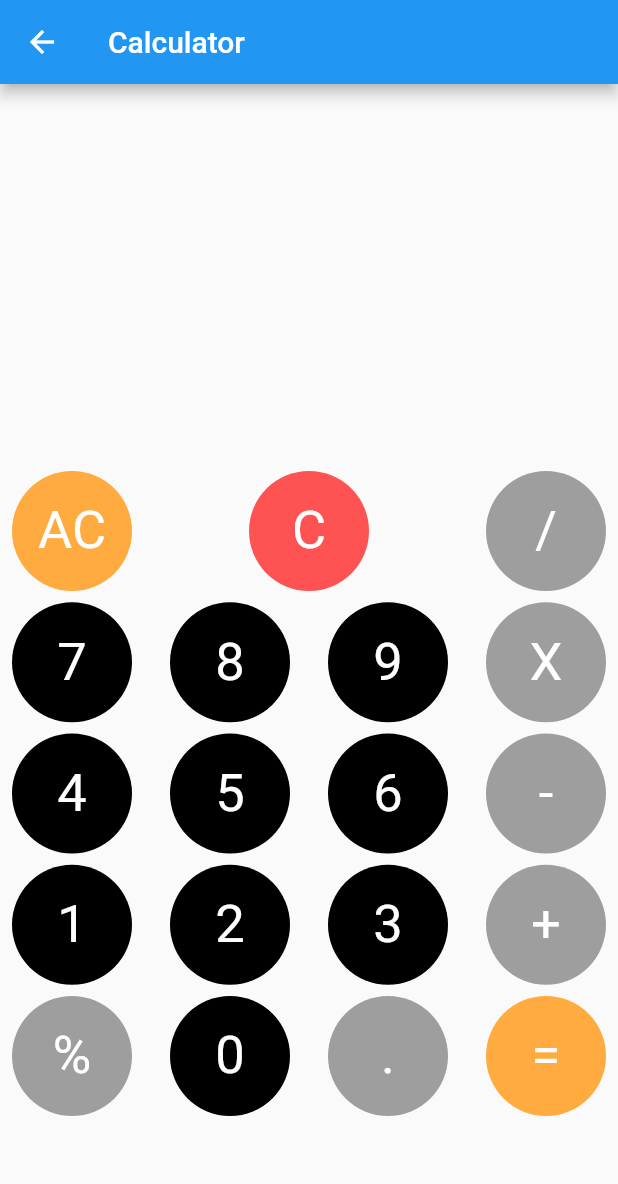
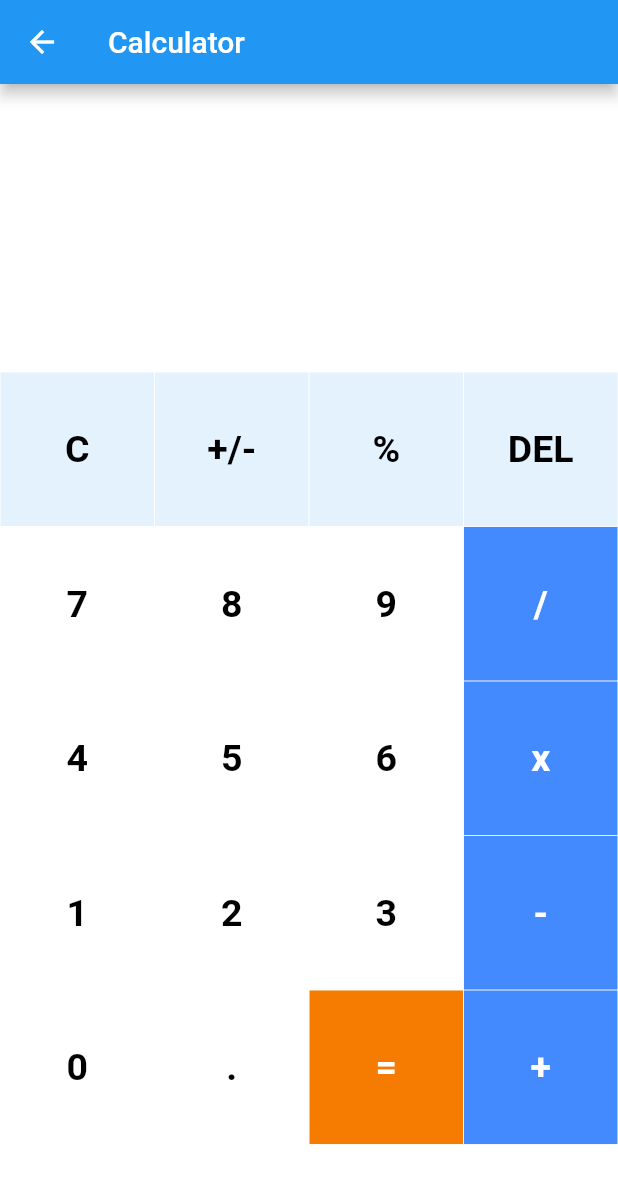
Before and after one commit to SalmaAlbakr/MindSetApp, a Flutter app: the CalculatorScreen screen opened directly, after a tap on an icon or button, on a phone screen of 412 x 824 dp. Shown: the top 1184 px of the screen. Run offline on Flutter 3.47's test engine with Material 2 defaults, Android fonts, the phone set to English and light mode, and no system bars; our stand-ins replace date_time_picker, flutter_local_notifications, flutter_slidable, fluttertoast, hive, hive_flutter and 3 more; missing offline and left inert: animation_wrappers, dart_random_choice; accounts and stored records are empty.

Commit message:
calculator

```diff
--- /dev/null
+++ b/lib/calculator/button.dart
@@ -0,0 +1,40 @@
+import 'package:flutter/material.dart';
+
+// creating Stateless Widget for buttons
+class MyButton extends StatelessWidget {
+
+// declaring variables
+  final color;
+  final textColor;
+  final String buttonText;
+  final buttontapped;
+
+//Constructor
+  MyButton({this.color, this.textColor, required this.buttonText, this.buttontapped});
+
+  @override
+  Widget build(BuildContext context) {
+    return GestureDetector(
+      onTap: buttontapped,
+      child: Padding(
+        padding: const EdgeInsets.all(0.2),
+        child: ClipRRect(
+          // borderRadius: BorderRadius.circular(25),
+          child: Container(
+            color: color,
+            child: Center(
+              child: Text(
+                buttonText,
+                style: TextStyle(
+                  color: textColor,
+                  fontSize: 25,
+                  fontWeight: FontWeight.bold,
+                ),
+              ),
+            ),
+          ),
+        ),
+      ),
+    );
+  }
+}
--- a/lib/calculator/calculator_screen.dart
+++ b/lib/calculator/calculator_screen.dart
@@ -1,224 +1,189 @@
 import 'package:flutter/material.dart';
 import 'package:math_expressions/math_expressions.dart';
+import 'package:next_poject/calculator/button.dart';
 
 class CalculatorScreen extends StatefulWidget {
-  const CalculatorScreen({Key? key}) : super(key: key);
-
   @override
-  State<CalculatorScreen> createState() => _CalculatorScreenState();
+  _CalculatorScreenState createState() => _CalculatorScreenState();
 }
 
 class _CalculatorScreenState extends State<CalculatorScreen> {
-  //double firstNum = 0.0;
-  //double secondNum = 0.0;
-  var input = "";
-  var output = "";
-  var hideInput = false;
-  //var operation = "";
+  var userInput = '';
+  var answer = '';
 
-  action(value) {
-    if (value == "AC") {
-      input = "";
-      output = "";
-    } else if (value == "C") {
-      if (input.isNotEmpty) {
-        input = input.substring(0, input.length - 1);
-      }
-    } else if (value == "=") {
-      if (input.isNotEmpty) {
-        var userInput = input;
-        userInput = input.replaceAll("X", "*");
-        Parser p = Parser();
-        Expression expression = p.parse(userInput);
-        ContextModel cm = ContextModel();
-        var finalValue = expression.evaluate(EvaluationType.REAL, cm);
-        output = finalValue.toString();
-        if (output.endsWith(".0")) {
-          output = output.substring(0, output.length - 2);
-        }
-        input = output;
-
-        hideInput = true;
-      }
-    } else {
-      input = input + value;
-      hideInput = false;
-    }
-    setState(() {});
-  }
+// Array of button
+  final List<String> buttons = [
+    'C',
+    '+/-',
+    '%',
+    'DEL',
+    '7',
+    '8',
+    '9',
+    '/',
+    '4',
+    '5',
+    '6',
+    'x',
+    '1',
+    '2',
+    '3',
+    '-',
+    '0',
+    '.',
+    '=',
+    '+',
+  ];
 
   @override
   Widget build(BuildContext context) {
     return Scaffold(
-      appBar: AppBar(
-        title: Text("Calculator"),
-      ),
-      body: Padding(
-        padding: const EdgeInsets.all(8.0),
-        child: Column(
-          children: [
-            Container(
-              padding: EdgeInsets.all(5),
-              width: MediaQuery.of(context).size.width,
+      appBar: new AppBar(
+        title: new Text("Calculator"),
+      ), //AppBar
+      backgroundColor: Colors.white38,
+      body: Column(
+        children: <Widget>[
+          Expanded(
+            child: Container(
               child: Column(
-                mainAxisAlignment: MainAxisAlignment.end,
-                crossAxisAlignment: CrossAxisAlignment.end,
-                children: [
-                  Padding(
-                    padding: const EdgeInsets.all(8.0),
-                    child: Text(
-                      hideInput ? "" : input,
-                      style: TextStyle(
-                          fontSize: 50,
-                          fontWeight: FontWeight.bold,
-                          color: Colors.black),
+                  mainAxisAlignment: MainAxisAlignment.spaceEvenly,
+                  children: <Widget>[
+                    Container(
+                      padding: EdgeInsets.all(20),
+                      alignment: Alignment.centerRight,
+                      child: Text(
+                        userInput,
+                        style: TextStyle(fontSize: 18, color: Colors.white),
+                      ),
                     ),
-                  ),
-                  Padding(
-                    padding: const EdgeInsets.all(8.0),
-                    child: Text(
-                      output,
-                      style: TextStyle(
-                          fontSize: 50,
-                          fontWeight: FontWeight.bold,
-                          color: Colors.black),
-                    ),
-                  ),
-                ],
-              ),
-              height: 250,
+                    Container(
+                      padding: EdgeInsets.all(15),
+                      alignment: Alignment.centerRight,
+                      child: Text(
+                        answer,
+                        style: TextStyle(
+                            fontSize: 30,
+                            color: Colors.white,
+                            fontWeight: FontWeight.bold),
+                      ),
+                    )
+                  ]),
             ),
-            Container(
-              height: 430,
-              child: Column(
-                mainAxisAlignment: MainAxisAlignment.spaceBetween,
-                children: [
-                  Row(
-                    mainAxisAlignment: MainAxisAlignment.spaceBetween,
-                    children: [
-                      ButtonWidget(
-                          textColor: Colors.white,
-                          backgroundColor: Colors.orangeAccent,
-                          numberOfButton: "AC"),
-                      ButtonWidget(
-                          textColor: Colors.white,
-                          backgroundColor: Colors.redAccent,
-                          numberOfButton: "C"),
-                      // ButtonWidget(
-                      //     textColor: Colors.white,
-                      //     backgroundColor: Colors.black,
-                      //     numberOfButton: ""),
-                      ButtonWidget(
-                          textColor: Colors.white,
-                          backgroundColor: Colors.grey,
-                          numberOfButton: "/"),
-                    ],
-                  ),
-                  Row(
-                    mainAxisAlignment: MainAxisAlignment.spaceBetween,
-                    children: [
-                      ButtonWidget(
-                          textColor: Colors.white,
-                          backgroundColor: Colors.black,
-                          numberOfButton: "7"),
-                      ButtonWidget(
-                          textColor: Colors.white,
-                          backgroundColor: Colors.black,
-                          numberOfButton: "8"),
-                      ButtonWidget(
-                          textColor: Colors.white,
-                          backgroundColor: Colors.black,
-                          numberOfButton: "9"),
-                      ButtonWidget(
-                          textColor: Colors.white,
-                          backgroundColor: Colors.grey,
-                          numberOfButton: "X"),
-                    ],
-                  ),
-                  Row(
-                    mainAxisAlignment: MainAxisAlignment.spaceBetween,
-                    children: [
-                      ButtonWidget(
-                          textColor: Colors.white,
-                          backgroundColor: Colors.black,
-                          numberOfButton: "4"),
-                      ButtonWidget(
-                          textColor: Colors.white,
-                          backgroundColor: Colors.black,
-                          numberOfButton: "5"),
-                      ButtonWidget(
-                          textColor: Colors.white,
-                          backgroundColor: Colors.black,
-                          numberOfButton: "6"),
-                      ButtonWidget(
-                          textColor: Colors.white,
-                          backgroundColor: Colors.grey,
-                          numberOfButton: "-"),
-                    ],
-                  ),
-                  Row(
-                    mainAxisAlignment: MainAxisAlignment.spaceBetween,
-                    children: [
-                      ButtonWidget(
-                          textColor: Colors.white,
-                          backgroundColor: Colors.black,
-                          numberOfButton: "1"),
-                      ButtonWidget(
-                          textColor: Colors.white,
-                          backgroundColor: Colors.black,
-                          numberOfButton: "2"),
-                      ButtonWidget(
-                          textColor: Colors.white,
-                          backgroundColor: Colors.black,
-                          numberOfButton: "3"),
-                      ButtonWidget(
+          ),
+          Expanded(
+            flex: 3,
+            child: Container(
+              child: GridView.builder(
+                  itemCount: buttons.length,
+                  gridDelegate: SliverGridDelegateWithFixedCrossAxisCount(
+                      crossAxisCount: 4),
+                  itemBuilder: (BuildContext context, int index) {
+                    // Clear Button
+                    if (index == 0) {
+                      return MyButton(
+                        buttontapped: () {
+                          setState(() {
+                            userInput = '';
+                            answer = '0';
+                          });
+                        },
+                        buttonText: buttons[index],
+                        color: Colors.blue[50],
+                        textColor: Colors.black,
+                      );
+                    }
+
+                    // +/- button
+                    else if (index == 1) {
+                      return MyButton(
+                        buttonText: buttons[index],
+                        color: Colors.blue[50],
+                        textColor: Colors.black,
+                      );
+                    }
+                    // % Button
+                    else if (index == 2) {
+                      return MyButton(
+                        buttontapped: () {
+                          setState(() {
+                            userInput += buttons[index];
+                          });
+                        },
+                        buttonText: buttons[index],
+                        color: Colors.blue[50],
+                        textColor: Colors.black,
+                      );
+                    }
+                    // Delete Button
+                    else if (index == 3) {
+                      return MyButton(
+                        buttontapped: () {
+                          setState(() {
+                            userInput =
+                                userInput.substring(0, userInput.length - 1);
+                          });
+                        },
+                        buttonText: buttons[index],
+                        color: Colors.blue[50],
+                        textColor: Colors.black,
+                      );
+                    }
+                    // Equal_to Button
+                    else if (index == 18) {
+                      return MyButton(
+                        buttontapped: () {
+                          setState(() {
+                            equalPressed();
+                          });
+                        },
+                        buttonText: buttons[index],
+                        color: Colors.orange[700],
                         textColor: Colors.white,
-                        backgroundColor: Colors.grey,
-                        numberOfButton: "+",
-                      ),
-                    ],
-                  ),
-                  Row(
-                    mainAxisAlignment: MainAxisAlignment.spaceBetween,
-                    children: [
-                      ButtonWidget(
-                          textColor: Colors.white,
-                          backgroundColor: Colors.grey,
-                          numberOfButton: "%"),
-                      ButtonWidget(
-                          textColor: Colors.white,
-                          backgroundColor: Colors.black,
-                          numberOfButton: "0"),
-                      ButtonWidget(
-                          textColor: Colors.white,
-                          backgroundColor: Colors.grey,
-                          numberOfButton: "."),
-                      ButtonWidget(
-                          textColor: Colors.white,
-                          backgroundColor: Colors.orangeAccent,
-                          numberOfButton: "="),
-                    ],
-                  ),
-                ],
-              ),
+                      );
+                    }
+
+                    // other buttons
+                    else {
+                      return MyButton(
+                        buttontapped: () {
+                          setState(() {
+                            userInput += buttons[index];
+                          });
+                        },
+                        buttonText: buttons[index],
+                        color: isOperator(buttons[index])
+                            ? Colors.blueAccent
+                            : Colors.white,
+                        textColor: isOperator(buttons[index])
+                            ? Colors.white
+                            : Colors.black,
+                      );
+                    }
+                  }), // GridView.builder
             ),
-          ],
-        ),
+          ),
+        ],
       ),
     );
   }
 
-  Widget ButtonWidget({numberOfButton, backgroundColor, textColor}) {
-    return GestureDetector(
-      onTap: () => action(numberOfButton),
-      child: CircleAvatar(
-        backgroundColor: backgroundColor,
-        radius: 40,
-        child: Text(
-          numberOfButton!,
-          style: TextStyle(color: textColor, fontSize: 35),
-        ),
-      ),
-    );
+  bool isOperator(String x) {
+    if (x == '/' || x == 'x' || x == '-' || x == '+' || x == '=') {
+      return true;
+    }
+    return false;
+  }
+
+// function to calculate the input operation
+  void equalPressed() {
+    String finaluserinput = userInput;
+    finaluserinput = userInput.replaceAll('x', '*');
+
+    Parser p = Parser();
+    Expression exp = p.parse(finaluserinput);
+    ContextModel cm = ContextModel();
+    double eval = exp.evaluate(EvaluationType.REAL, cm);
+    answer = eval.toString();
   }
 }
--- a/lib/home/first_screen.dart
+++ b/lib/home/first_screen.dart
@@ -1,4 +1,5 @@
 import 'package:flutter/material.dart';
+import 'package:hive_flutter/hive_flutter.dart';
 import 'package:next_poject/calculator/calculator_screen.dart';
 import 'package:next_poject/ourNote/home_screen.dart';
 import 'package:next_poject/reminder/remender_Screen.dart';
@@ -83,7 +84,8 @@ class MainPage extends StatelessWidget {
                           ),
                         ),
                         GestureDetector(
-                          onTap: () {
+                          onTap: () async {
+                            await Hive.openBox("boxName");
                             Navigator.push(
                               context,
                               MaterialPageRoute(
--- a/lib/main.dart
+++ b/lib/main.dart
@@ -10,7 +10,6 @@ void main() async {
   final directory = await getApplicationDocumentsDirectory();
   Hive.init(directory.path);
   Hive.registerAdapter(ModelClassAdapter());
-  await Hive.openBox("boxName");
   runApp(MyApp());
 }
 
--- a/lib/ourNote/home_screen.dart
+++ b/lib/ourNote/home_screen.dart
@@ -14,7 +14,8 @@ class HomeScreen extends StatefulWidget {
 }
 
 class _HomeScreenState extends State<HomeScreen> {
-  @override
+
+
   void dispose() {
     Hive.box("boxName").close();
     super.dispose();
--- a/lib/toss/home_screen.dart
+++ b/lib/toss/home_screen.dart
@@ -40,7 +40,6 @@ class _TossState extends State<Toss> {
           child: Container(
             child: ListView(
               children: [
-                SizedBox(height: 50),
                 Padding(
                   padding: const EdgeInsets.all(8.0),
                   child: Text(
```
